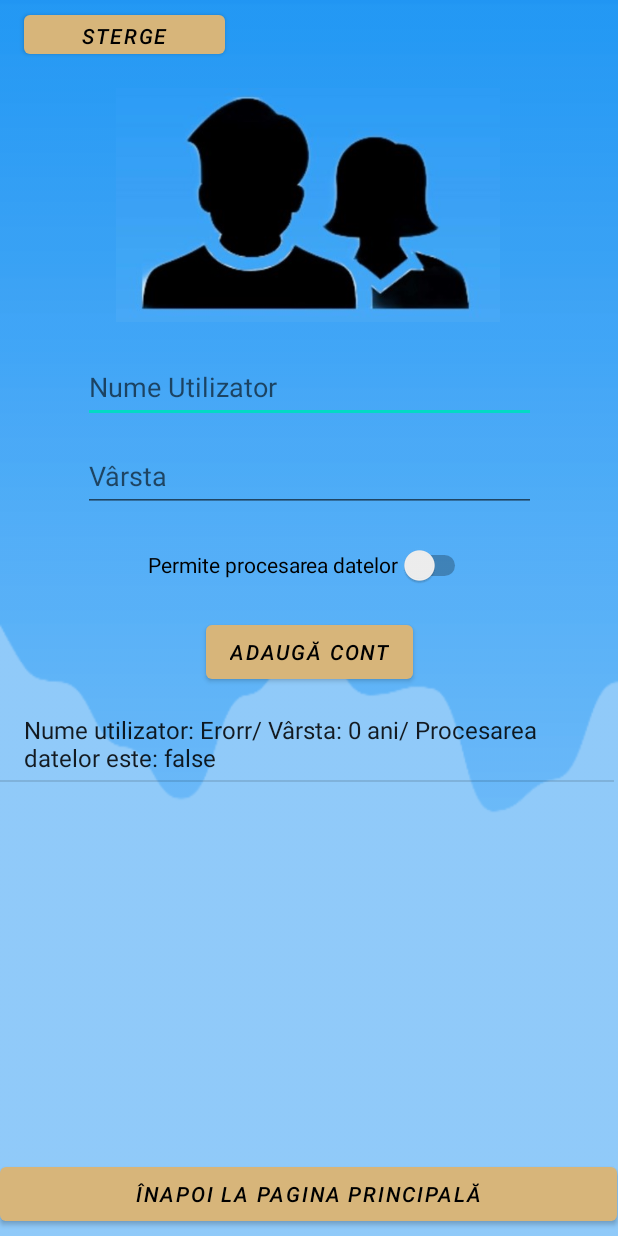
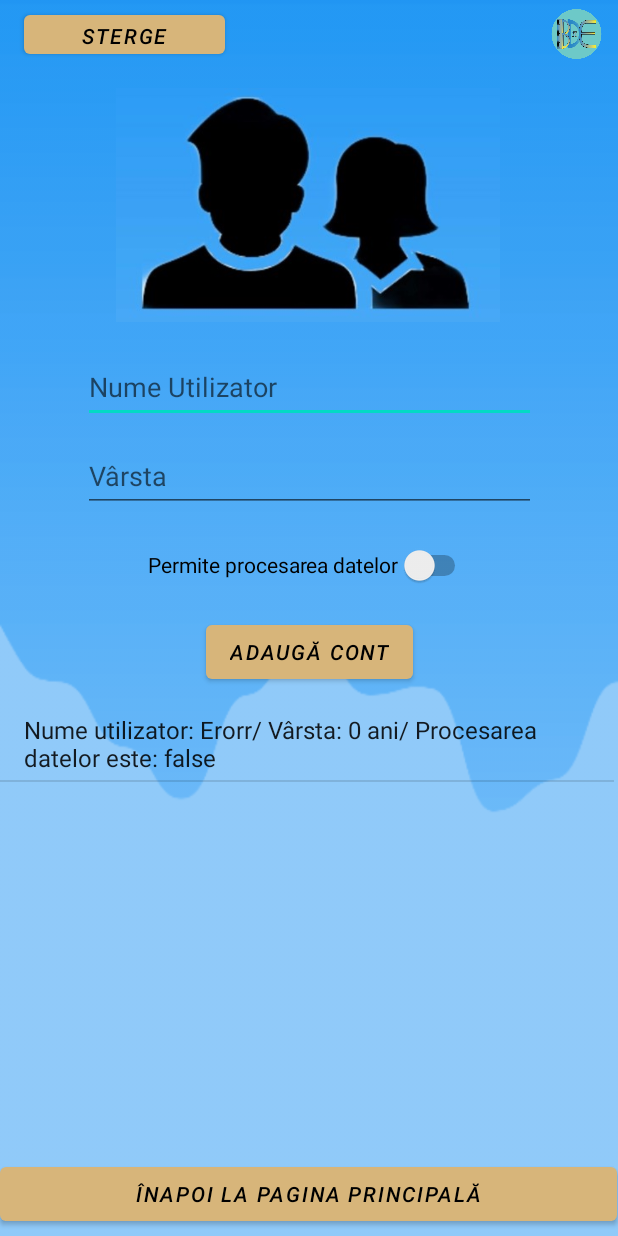
Before and after one commit to CasianGalben/LicentaFinal, an Android app: the Ecran2 screen opened directly, with no data from a screen before it, after a tap on "ADAUGĂ CONT", on a phone screen of 412 x 824 dp. Run offline under Robolectric (Android 15) with nearby library versions, the light colour scheme and no system bars.

Commit message:
add logo

```diff
--- a/app/src/main/res/layout/activity_ecran2.xml
+++ b/app/src/main/res/layout/activity_ecran2.xml
@@ -107,5 +107,16 @@
         app:layout_constraintTop_toBottomOf="@+id/btnAfisare"
         app:srcCompat="@drawable/finnfgfgfdfg" />
 
+    <ImageView
+        android:id="@+id/imageView15"
+        android:layout_width="35dp"
+        android:layout_height="37dp"
+        android:layout_marginEnd="10dp"
+        app:layout_constraintBottom_toBottomOf="parent"
+        app:layout_constraintEnd_toEndOf="parent"
+        app:layout_constraintTop_toTopOf="parent"
+        app:layout_constraintVertical_bias="0.005"
+        app:srcCompat="@drawable/bde2" />
+
 
 </androidx.constraintlayout.widget.ConstraintLayout>
```
Also changed, not shown: app/src/main/java/com/casian/aplicatiefinala/Test5.java (+0 -11 lines), app/src/main/res/layout/activity_main.xml (+11 -0 lines), app/src/main/res/layout/activity_teste_verificare.xml (+9 -9 lines), app/src/main/res/drawable/bde2.png (added).
